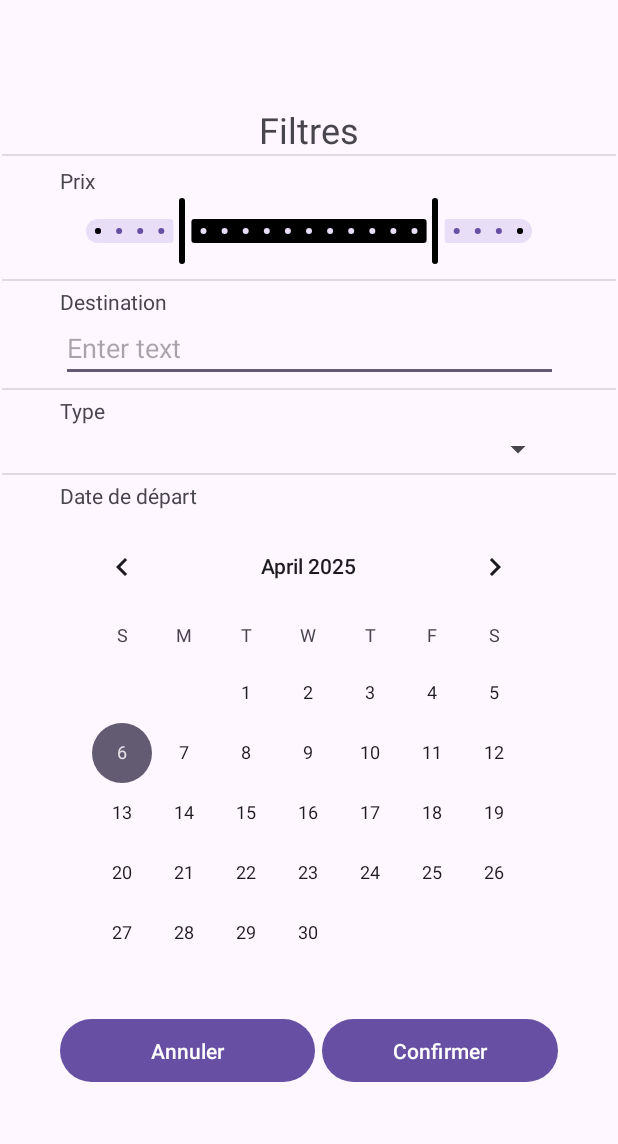
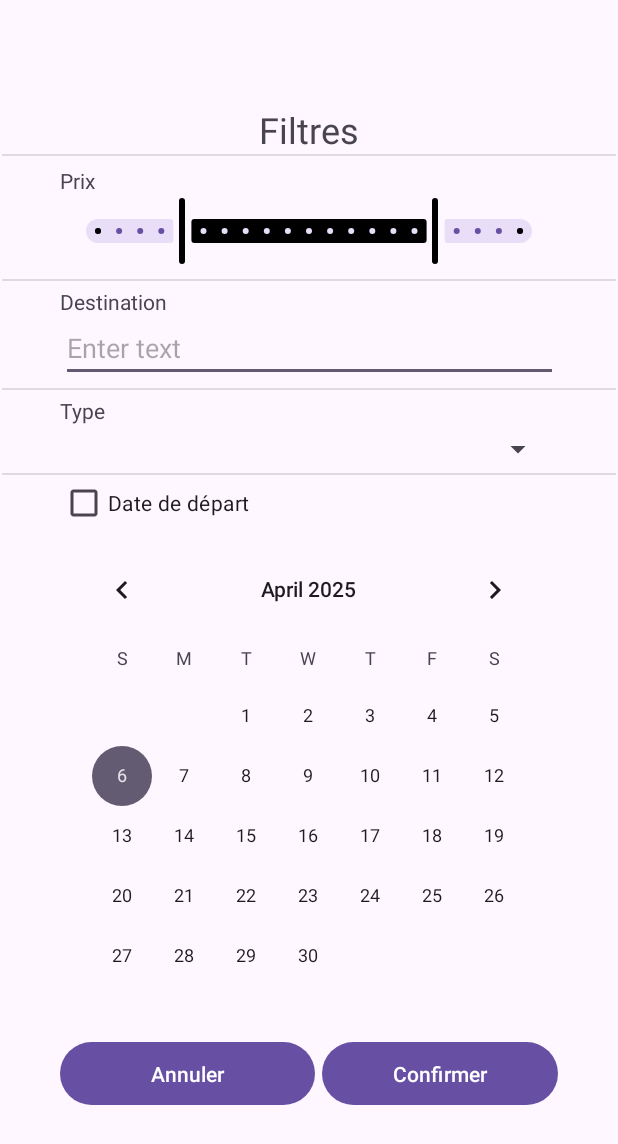
Before and after one commit to ikea400/TCH057-AgenceTouristique, an Android app: the layout activity_filter.xml on its own in the app's theme, with its tools: preview values and no code run, on a phone screen of 412 x 824 dp. Shown: the top 1144 px of the screen. Run offline under Robolectric (Android 15) with nearby library versions, the phone set to English and light mode, and no system bars.

Commit message:
Ajout du filtrage

```diff
--- a/app/src/main/res/layout/activity_filter.xml
+++ b/app/src/main/res/layout/activity_filter.xml
@@ -137,39 +137,37 @@
         app:layout_constraintStart_toStartOf="parent"
         app:layout_constraintTop_toBottomOf="@+id/typeSpinner" />
 
-    <TextView
-        android:id="@+id/textView7"
-        android:layout_width="wrap_content"
-        android:layout_height="wrap_content"
-        android:layout_marginTop="4dp"
-        android:text="Date de départ"
-        app:layout_constraintStart_toStartOf="@+id/guideline9"
-        app:layout_constraintTop_toBottomOf="@+id/divider4" />
-
     <CalendarView
-        android:id="@+id/calendarView3"
+        android:id="@+id/cvFilterDate"
         android:layout_width="330dp"
         android:layout_height="331dp"
-        android:layout_marginTop="4dp"
         app:layout_constraintEnd_toEndOf="parent"
         app:layout_constraintHorizontal_bias="0.493"
         app:layout_constraintStart_toStartOf="parent"
-        app:layout_constraintTop_toBottomOf="@+id/textView7" />
+        app:layout_constraintTop_toBottomOf="@+id/cbFilterDate"/>
 
     <Button
-        android:id="@+id/button"
+        android:id="@+id/btnFilterConfirm"
         android:layout_width="157dp"
         android:layout_height="50dp"
         android:text="Confirmer"
         app:layout_constraintEnd_toStartOf="@+id/guideline10"
-        app:layout_constraintTop_toBottomOf="@+id/calendarView3" />
+        app:layout_constraintTop_toBottomOf="@+id/cvFilterDate" />
 
     <Button
-        android:id="@+id/button2"
+        android:id="@+id/btnFilterCancel"
         android:layout_width="170dp"
         android:layout_height="50dp"
         android:text="Annuler"
         app:layout_constraintStart_toStartOf="@+id/guideline9"
-        app:layout_constraintTop_toBottomOf="@+id/calendarView3" />
+        app:layout_constraintTop_toBottomOf="@+id/cvFilterDate" />
+
+    <CheckBox
+        android:id="@+id/cbFilterDate"
+        android:layout_width="wrap_content"
+        android:layout_height="wrap_content"
+        android:text="Date de départ"
+        app:layout_constraintStart_toStartOf="@+id/guideline9"
+        app:layout_constraintTop_toBottomOf="@+id/typeSpinner" />
 
 </androidx.constraintlayout.widget.ConstraintLayout>
```
Also changed, not shown: app/src/main/java/com/natael_raphael_guillaume/tourisme/modele/dao/HttpJsonService.java (+12 -1 lines), app/src/main/java/com/natael_raphael_guillaume/tourisme/vue/activity/AccueilActivity.java (+15 -1 lines), app/src/main/java/com/natael_raphael_guillaume/tourisme/vue/activity/FilterActivity.java (+78 -0 lines), app/src/main/java/com/natael_raphael_guillaume/tourisme/vue/activity/HistoryActivity.java (+12 -1 lines).
